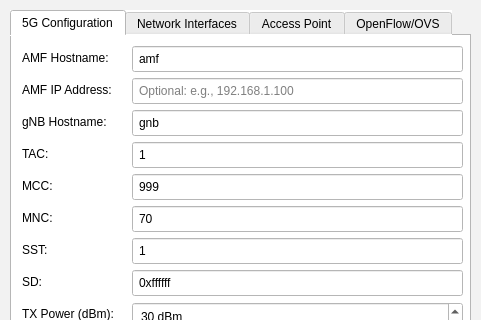
This is netflux5g-editor/src/gui/ui/GNB_properties.ui in adaptivenetworklab/NetFlux5G as Qt 5 draws it before an edit; both pictures show x 0 to 481 and y 0 to 320 of the 481 by 600 pixel window. The edited form follows.
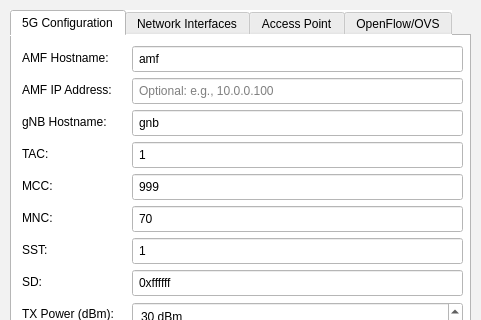
This is the edited form. The open tabs and pages were chosen to show the change.

```diff
--- a/netflux5g-editor/src/gui/ui/GNB_properties.ui
+++ b/netflux5g-editor/src/gui/ui/GNB_properties.ui
@@ -79,7 +79,7 @@
           <string/>
          </property>
          <property name="placeholderText">
-          <string>Optional: e.g., 192.168.1.100</string>
+          <string>Optional: e.g., 10.0.0.100</string>
          </property>
         </widget>
        </item>
```
